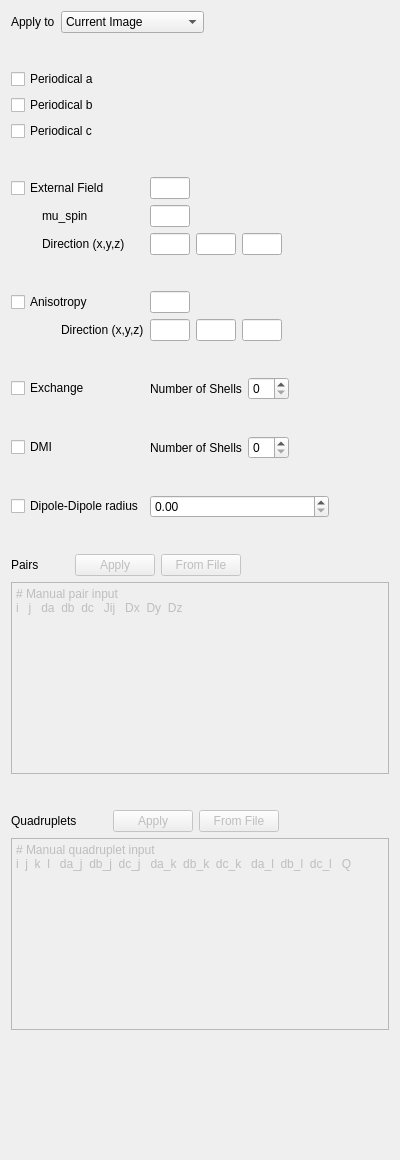
This is ui-qt/ui/HamiltonianHeisenbergPairsWidget.ui in spirit-code/spirit as Qt 5 draws it before an edit. The edited form follows.
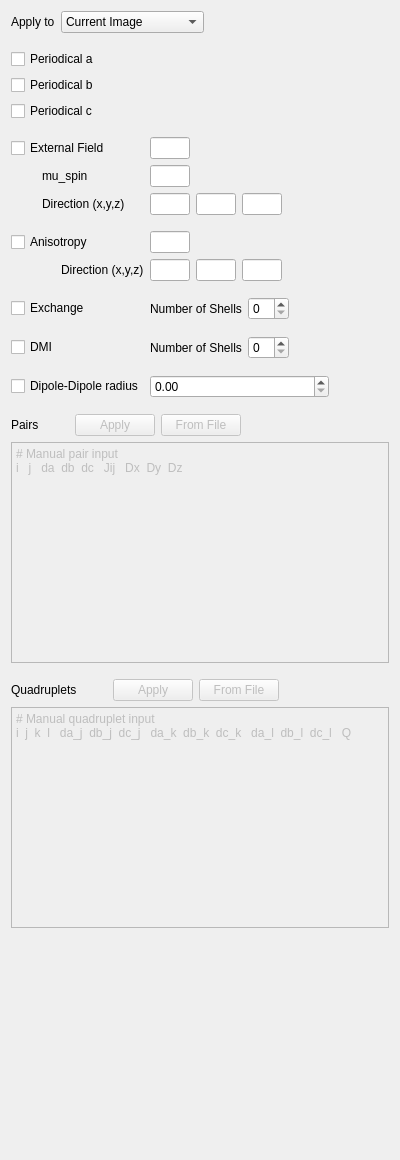
This is the edited form.

Commit message: UI-QT: improvements in Hamiltonian Widgets. Also a small bugfix (name of SettingsWidget in DockWidget title).

```diff
--- a/ui-qt/ui/HamiltonianHeisenbergPairsWidget.ui
+++ b/ui-qt/ui/HamiltonianHeisenbergPairsWidget.ui
@@ -14,62 +14,7 @@
    <string>Form</string>
   </property>
   <layout class="QGridLayout" name="gridLayout">
-   <item row="6" column="2">
-    <layout class="QGridLayout" name="gridLayout_37">
-     <item row="0" column="0">
-      <widget class="QLabel" name="label_32">
-       <property name="maximumSize">
-        <size>
-         <width>60</width>
-         <height>16777215</height>
-        </size>
-       </property>
-       <property name="text">
-        <string>Apply to</string>
-       </property>
-      </widget>
-     </item>
-     <item row="0" column="2">
-      <spacer name="horizontalSpacer_26">
-       <property name="orientation">
-        <enum>Qt::Horizontal</enum>
-       </property>
-       <property name="sizeHint" stdset="0">
-        <size>
-         <width>40</width>
-         <height>20</height>
-        </size>
-       </property>
-      </spacer>
-     </item>
-     <item row="0" column="1">
-      <widget class="QComboBox" name="comboBox_Hamiltonian_Ani_ApplyTo">
-       <property name="minimumSize">
-        <size>
-         <width>120</width>
-         <height>0</height>
-        </size>
-       </property>
-       <item>
-        <property name="text">
-         <string>Current Image</string>
-        </property>
-       </item>
-       <item>
-        <property name="text">
-         <string>Current Image Chain</string>
-        </property>
-       </item>
-       <item>
-        <property name="text">
-         <string>All Images</string>
-        </property>
-       </item>
-      </widget>
-     </item>
-    </layout>
-   </item>
-   <item row="8" column="2">
+   <item row="9" column="2">
     <widget class="QScrollArea" name="scrollArea_5">
      <property name="frameShape">
       <enum>QFrame::NoFrame</enum>
@@ -83,7 +28,7 @@
         <x>0</x>
         <y>0</y>
         <width>382</width>
-        <height>1078</height>
+        <height>1142</height>
        </rect>
       </property>
       <layout class="QGridLayout" name="gridLayout_29">
@@ -99,353 +44,9 @@
        <property name="bottomMargin">
         <number>0</number>
        </property>
-       <item row="12" column="0">
-        <spacer name="verticalSpacer">
-         <property name="orientation">
-          <enum>Qt::Vertical</enum>
-         </property>
-         <property name="sizeType">
-          <enum>QSizePolicy::Fixed</enum>
-         </property>
-         <property name="sizeHint" stdset="0">
-          <size>
-           <width>20</width>
-           <height>30</height>
-          </size>
-         </property>
-        </spacer>
-       </item>
-       <item row="18" column="0">
-        <layout class="QGridLayout" name="gridLayout_3">
-         <item row="0" column="0">
-          <widget class="QLabel" name="label">
-           <property name="text">
-            <string>Pairs</string>
-           </property>
-          </widget>
-         </item>
-         <item row="0" column="2">
-          <widget class="QPushButton" name="pushButton_pairs_apply">
-           <property name="enabled">
-            <bool>false</bool>
-           </property>
-           <property name="text">
-            <string>Apply</string>
-           </property>
-          </widget>
-         </item>
-         <item row="0" column="3">
-          <widget class="QPushButton" name="pushButton_pairs_fromfile">
-           <property name="enabled">
-            <bool>false</bool>
-           </property>
-           <property name="text">
-            <string>From File</string>
-           </property>
-          </widget>
-         </item>
-         <item row="0" column="1">
-          <spacer name="horizontalSpacer">
-           <property name="orientation">
-            <enum>Qt::Horizontal</enum>
-           </property>
-           <property name="sizeType">
-            <enum>QSizePolicy::Fixed</enum>
-           </property>
-           <property name="sizeHint" stdset="0">
-            <size>
-             <width>30</width>
-             <height>20</height>
-            </size>
-           </property>
-          </spacer>
-         </item>
-         <item row="0" column="4">
-          <spacer name="horizontalSpacer_2">
-           <property name="orientation">
-            <enum>Qt::Horizontal</enum>
-           </property>
-           <property name="sizeHint" stdset="0">
-            <size>
-             <width>40</width>
-             <height>20</height>
-            </size>
-           </property>
-          </spacer>
-         </item>
-        </layout>
-       </item>
-       <item row="20" column="0">
-        <widget class="QPlainTextEdit" name="plainTextEdit_pairs">
-         <property name="enabled">
-          <bool>false</bool>
-         </property>
-         <property name="plainText">
-          <string># Manual pair input
-i   j   da  db  dc   Jij   Dx  Dy  Dz
-</string>
-         </property>
-        </widget>
-       </item>
-       <item row="25" column="0">
-        <spacer name="verticalSpacer_2">
-         <property name="orientation">
-          <enum>Qt::Vertical</enum>
-         </property>
-         <property name="sizeHint" stdset="0">
-          <size>
-           <width>20</width>
-           <height>40</height>
-          </size>
-         </property>
-        </spacer>
-       </item>
-       <item row="24" column="0">
-        <widget class="QPlainTextEdit" name="plainTextEdit_quadruplets">
-         <property name="enabled">
-          <bool>false</bool>
-         </property>
-         <property name="plainText">
-          <string># Manual quadruplet input
-i  j  k  l   da_j  db_j  dc_j   da_k  db_k  dc_k   da_l  db_l  dc_l   Q</string>
-         </property>
-        </widget>
-       </item>
-       <item row="11" column="0">
+       <item row="14" column="0">
         <layout class="QGridLayout" name="gridLayout_2">
-         <item row="4" column="2">
-          <spacer name="horizontalSpacer_31">
-           <property name="orientation">
-            <enum>Qt::Horizontal</enum>
-           </property>
-           <property name="sizeHint" stdset="0">
-            <size>
-             <width>40</width>
-             <height>20</height>
-            </size>
-           </property>
-          </spacer>
-         </item>
-         <item row="4" column="1">
-          <layout class="QGridLayout" name="gridLayout_36">
-           <item row="0" column="1">
-            <widget class="QLineEdit" name="lineEdit_extH_aniso">
-             <property name="maximumSize">
-              <size>
-               <width>40</width>
-               <height>16777215</height>
-              </size>
-             </property>
-            </widget>
-           </item>
-           <item row="0" column="2">
-            <spacer name="horizontalSpacer_27">
-             <property name="orientation">
-              <enum>Qt::Horizontal</enum>
-             </property>
-             <property name="sizeHint" stdset="0">
-              <size>
-               <width>40</width>
-               <height>20</height>
-              </size>
-             </property>
-            </spacer>
-           </item>
-          </layout>
-         </item>
-         <item row="4" column="0">
-          <widget class="QCheckBox" name="checkBox_extH_aniso">
-           <property name="text">
-            <string>External Field</string>
-           </property>
-           <property name="checked">
-            <bool>false</bool>
-           </property>
-           <property name="tristate">
-            <bool>false</bool>
-           </property>
-          </widget>
-         </item>
-         <item row="10" column="1">
-          <layout class="QGridLayout" name="gridLayout_exchange">
-           <item row="0" column="1">
-            <widget class="QSpinBox" name="spinBox_nshells_exchange"/>
-           </item>
-           <item row="0" column="2">
-            <spacer name="horizontalSpacer_5">
-             <property name="orientation">
-              <enum>Qt::Horizontal</enum>
-             </property>
-             <property name="sizeHint" stdset="0">
-              <size>
-               <width>40</width>
-               <height>20</height>
-              </size>
-             </property>
-            </spacer>
-           </item>
-           <item row="0" column="0">
-            <widget class="QLabel" name="label_3">
-             <property name="text">
-              <string>Number of Shells</string>
-             </property>
-            </widget>
-           </item>
-          </layout>
-         </item>
-         <item row="14" column="0">
-          <widget class="QCheckBox" name="checkBox_ddi">
-           <property name="text">
-            <string>Dipole-Dipole radius</string>
-           </property>
-          </widget>
-         </item>
-         <item row="1" column="0">
-          <widget class="QCheckBox" name="checkBox_aniso_periodical_b">
-           <property name="text">
-            <string>Periodical b</string>
-           </property>
-          </widget>
-         </item>
-         <item row="0" column="0">
-          <widget class="QCheckBox" name="checkBox_aniso_periodical_a">
-           <property name="text">
-            <string>Periodical a</string>
-           </property>
-          </widget>
-         </item>
-         <item row="2" column="0">
-          <widget class="QCheckBox" name="checkBox_aniso_periodical_c">
-           <property name="text">
-            <string>Periodical c</string>
-           </property>
-          </widget>
-         </item>
-         <item row="6" column="1">
-          <spacer name="verticalSpacer_5">
-           <property name="orientation">
-            <enum>Qt::Vertical</enum>
-           </property>
-           <property name="sizeType">
-            <enum>QSizePolicy::Fixed</enum>
-           </property>
-           <property name="sizeHint" stdset="0">
-            <size>
-             <width>20</width>
-             <height>30</height>
-            </size>
-           </property>
-          </spacer>
-         </item>
-         <item row="9" column="1">
-          <spacer name="verticalSpacer_6">
-           <property name="orientation">
-            <enum>Qt::Vertical</enum>
-           </property>
-           <property name="sizeType">
-            <enum>QSizePolicy::Fixed</enum>
-           </property>
-           <property name="sizeHint" stdset="0">
-            <size>
-             <width>20</width>
-             <height>30</height>
-            </size>
-           </property>
-          </spacer>
-         </item>
-         <item row="10" column="0">
-          <widget class="QCheckBox" name="checkBox_exchange">
-           <property name="text">
-            <string>Exchange</string>
-           </property>
-          </widget>
-         </item>
          <item row="8" column="0">
-          <layout class="QGridLayout" name="gridLayout_46">
-           <item row="0" column="1">
-            <widget class="QLabel" name="label_21">
-             <property name="text">
-              <string>Direction (x,y,z)</string>
-             </property>
-            </widget>
-           </item>
-           <item row="0" column="0">
-            <spacer name="horizontalSpacer_36">
-             <property name="orientation">
-              <enum>Qt::Horizontal</enum>
-             </property>
-             <property name="sizeHint" stdset="0">
-              <size>
-               <width>30</width>
-               <height>20</height>
-              </size>
-             </property>
-            </spacer>
-           </item>
-          </layout>
-         </item>
-         <item row="8" column="1">
-          <layout class="QGridLayout" name="gridLayout_47">
-           <item row="0" column="0">
-            <widget class="QLineEdit" name="lineEdit_anix_aniso">
-             <property name="maximumSize">
-              <size>
-               <width>40</width>
-               <height>16777215</height>
-              </size>
-             </property>
-            </widget>
-           </item>
-           <item row="0" column="1">
-            <widget class="QLineEdit" name="lineEdit_aniy_aniso">
-             <property name="maximumSize">
-              <size>
-               <width>40</width>
-               <height>16777215</height>
-              </size>
-             </property>
-            </widget>
-           </item>
-           <item row="0" column="2">
-            <widget class="QLineEdit" name="lineEdit_aniz_aniso">
-             <property name="maximumSize">
-              <size>
-               <width>40</width>
-               <height>16777215</height>
-              </size>
-             </property>
-            </widget>
-           </item>
-           <item row="0" column="3">
-            <spacer name="horizontalSpacer_35">
-             <property name="orientation">
-              <enum>Qt::Horizontal</enum>
-             </property>
-             <property name="sizeHint" stdset="0">
-              <size>
-               <width>40</width>
-               <height>20</height>
-              </size>
-             </property>
-            </spacer>
-           </item>
-          </layout>
-         </item>
-         <item row="14" column="1">
-          <widget class="QDoubleSpinBox" name="doubleSpinBox_ddi">
-           <property name="maximum">
-            <double>1000000.000000000000000</double>
-           </property>
-          </widget>
-         </item>
-         <item row="7" column="0">
-          <widget class="QCheckBox" name="checkBox_ani_aniso">
-           <property name="text">
-            <string>Anisotropy</string>
-           </property>
-          </widget>
-         </item>
-         <item row="5" column="0">
           <layout class="QGridLayout" name="gridLayout_40">
            <item row="2" column="0">
             <spacer name="horizontalSpacer_32">
@@ -485,10 +86,10 @@
            </item>
           </layout>
          </item>
-         <item row="7" column="1">
-          <layout class="QGridLayout" name="gridLayout_42">
+         <item row="11" column="1">
+          <layout class="QGridLayout" name="gridLayout_47">
            <item row="0" column="0">
-            <widget class="QLineEdit" name="lineEdit_ani_aniso">
+            <widget class="QLineEdit" name="lineEdit_anix_aniso">
              <property name="maximumSize">
               <size>
                <width>40</width>
@@ -498,7 +99,27 @@
             </widget>
            </item>
            <item row="0" column="1">
-            <spacer name="horizontalSpacer_29">
+            <widget class="QLineEdit" name="lineEdit_aniy_aniso">
+             <property name="maximumSize">
+              <size>
+               <width>40</width>
+               <height>16777215</height>
+              </size>
+             </property>
+            </widget>
+           </item>
+           <item row="0" column="2">
+            <widget class="QLineEdit" name="lineEdit_aniz_aniso">
+             <property name="maximumSize">
+              <size>
+               <width>40</width>
+               <height>16777215</height>
+              </size>
+             </property>
+            </widget>
+           </item>
+           <item row="0" column="3">
+            <spacer name="horizontalSpacer_35">
              <property name="orientation">
               <enum>Qt::Horizontal</enum>
              </property>
@@ -512,7 +133,37 @@
            </item>
           </layout>
          </item>
-         <item row="5" column="1">
+         <item row="1" column="0">
+          <widget class="QCheckBox" name="checkBox_aniso_periodical_a">
+           <property name="text">
+            <string>Periodical a</string>
+           </property>
+          </widget>
+         </item>
+         <item row="10" column="0">
+          <widget class="QCheckBox" name="checkBox_ani_aniso">
+           <property name="text">
+            <string>Anisotropy</string>
+           </property>
+          </widget>
+         </item>
+         <item row="9" column="1">
+          <spacer name="verticalSpacer_5">
+           <property name="orientation">
+            <enum>Qt::Vertical</enum>
+           </property>
+           <property name="sizeType">
+            <enum>QSizePolicy::Fixed</enum>
+           </property>
+           <property name="sizeHint" stdset="0">
+            <size>
+             <width>20</width>
+             <height>10</height>
+            </size>
+           </property>
+          </spacer>
+         </item>
+         <item row="8" column="1">
           <layout class="QGridLayout" name="gridLayout_32">
            <item row="1" column="1">
             <widget class="QLineEdit" name="lineEdit_extHx_aniso">
@@ -569,7 +220,7 @@
            </item>
           </layout>
          </item>
-         <item row="3" column="1">
+         <item row="6" column="1">
           <spacer name="verticalSpacer_4">
            <property name="orientation">
             <enum>Qt::Vertical</enum>
@@ -580,35 +231,233 @@
            <property name="sizeHint" stdset="0">
             <size>
              <width>20</width>
-             <height>30</height>
+             <height>10</height>
             </size>
            </property>
           </spacer>
          </item>
-         <item row="12" column="0">
+         <item row="15" column="0">
           <widget class="QCheckBox" name="checkBox_dmi">
            <property name="text">
             <string>DMI</string>
            </property>
           </widget>
          </item>
-         <item row="13" column="1">
-          <spacer name="verticalSpacer_7">
-           <property name="orientation">
-            <enum>Qt::Vertical</enum>
+         <item row="17" column="1">
+          <widget class="QDoubleSpinBox" name="doubleSpinBox_ddi">
+           <property name="maximum">
+            <double>1000000.000000000000000</double>
            </property>
-           <property name="sizeType">
-            <enum>QSizePolicy::Fixed</enum>
+          </widget>
+         </item>
+         <item row="5" column="0">
+          <widget class="QCheckBox" name="checkBox_aniso_periodical_c">
+           <property name="text">
+            <string>Periodical c</string>
            </property>
-           <property name="sizeHint" stdset="0">
-            <size>
-             <width>20</width>
-             <height>30</height>
-            </size>
+          </widget>
+         </item>
+         <item row="4" column="0">
+          <widget class="QCheckBox" name="checkBox_aniso_periodical_b">
+           <property name="text">
+            <string>Periodical b</string>
            </property>
-          </spacer>
+          </widget>
          </item>
          <item row="12" column="1">
+          <spacer name="verticalSpacer_6">
+           <property name="orientation">
+            <enum>Qt::Vertical</enum>
+           </property>
+           <property name="sizeType">
+            <enum>QSizePolicy::Fixed</enum>
+           </property>
+           <property name="sizeHint" stdset="0">
+            <size>
+             <width>20</width>
+             <height>10</height>
+            </size>
+           </property>
+          </spacer>
+         </item>
+         <item row="16" column="1">
+          <spacer name="verticalSpacer_7">
+           <property name="orientation">
+            <enum>Qt::Vertical</enum>
+           </property>
+           <property name="sizeType">
+            <enum>QSizePolicy::Fixed</enum>
+           </property>
+           <property name="sizeHint" stdset="0">
+            <size>
+             <width>20</width>
+             <height>10</height>
+            </size>
+           </property>
+          </spacer>
+         </item>
+         <item row="10" column="1">
+          <layout class="QGridLayout" name="gridLayout_42">
+           <item row="0" column="0">
+            <widget class="QLineEdit" name="lineEdit_ani_aniso">
+             <property name="maximumSize">
+              <size>
+               <width>40</width>
+               <height>16777215</height>
+              </size>
+             </property>
+            </widget>
+           </item>
+           <item row="0" column="1">
+            <spacer name="horizontalSpacer_29">
+             <property name="orientation">
+              <enum>Qt::Horizontal</enum>
+             </property>
+             <property name="sizeHint" stdset="0">
+              <size>
+               <width>40</width>
+               <height>20</height>
+              </size>
+             </property>
+            </spacer>
+           </item>
+          </layout>
+         </item>
+         <item row="17" column="0">
+          <widget class="QCheckBox" name="checkBox_ddi">
+           <property name="text">
+            <string>Dipole-Dipole radius</string>
+           </property>
+          </widget>
+         </item>
+         <item row="13" column="0">
+          <widget class="QCheckBox" name="checkBox_exchange">
+           <property name="text">
+            <string>Exchange</string>
+           </property>
+          </widget>
+         </item>
+         <item row="11" column="0">
+          <layout class="QGridLayout" name="gridLayout_46">
+           <item row="0" column="1">
+            <widget class="QLabel" name="label_21">
+             <property name="text">
+              <string>Direction (x,y,z)</string>
+             </property>
+            </widget>
+           </item>
+           <item row="0" column="0">
+            <spacer name="horizontalSpacer_36">
+             <property name="orientation">
+              <enum>Qt::Horizontal</enum>
+             </property>
+             <property name="sizeHint" stdset="0">
+              <size>
+               <width>30</width>
+               <height>20</height>
+              </size>
+             </property>
+            </spacer>
+           </item>
+          </layout>
+         </item>
+         <item row="7" column="2">
+          <spacer name="horizontalSpacer_31">
+           <property name="orientation">
+            <enum>Qt::Horizontal</enum>
+           </property>
+           <property name="sizeHint" stdset="0">
+            <size>
+             <width>40</width>
+             <height>20</height>
+            </size>
+           </property>
+          </spacer>
+         </item>
+         <item row="7" column="0">
+          <widget class="QCheckBox" name="checkBox_extH_aniso">
+           <property name="text">
+            <string>External Field</string>
+           </property>
+           <property name="checked">
+            <bool>false</bool>
+           </property>
+           <property name="tristate">
+            <bool>false</bool>
+           </property>
+          </widget>
+         </item>
+         <item row="7" column="1">
+          <layout class="QGridLayout" name="gridLayout_36">
+           <item row="0" column="1">
+            <widget class="QLineEdit" name="lineEdit_extH_aniso">
+             <property name="maximumSize">
+              <size>
+               <width>40</width>
+               <height>16777215</height>
+              </size>
+             </property>
+            </widget>
+           </item>
+           <item row="0" column="2">
+            <spacer name="horizontalSpacer_27">
+             <property name="orientation">
+              <enum>Qt::Horizontal</enum>
+             </property>
+             <property name="sizeHint" stdset="0">
+              <size>
+               <width>40</width>
+               <height>20</height>
+              </size>
+             </property>
+            </spacer>
+           </item>
+          </layout>
+         </item>
+         <item row="13" column="1">
+          <layout class="QGridLayout" name="gridLayout_exchange">
+           <item row="0" column="1">
+            <widget class="QSpinBox" name="spinBox_nshells_exchange"/>
+           </item>
+           <item row="0" column="2">
+            <spacer name="horizontalSpacer_5">
+             <property name="orientation">
+              <enum>Qt::Horizontal</enum>
+             </property>
+             <property name="sizeHint" stdset="0">
+              <size>
+               <width>40</width>
+               <height>20</height>
+              </size>
+             </property>
+            </spacer>
+           </item>
+           <item row="0" column="0">
+            <widget class="QLabel" name="label_3">
+             <property name="text">
+              <string>Number of Shells</string>
+             </property>
+            </widget>
+           </item>
+          </layout>
+         </item>
+         <item row="14" column="1">
+          <spacer name="verticalSpacer_9">
+           <property name="orientation">
+            <enum>Qt::Vertical</enum>
+           </property>
+           <property name="sizeType">
+            <enum>QSizePolicy::Fixed</enum>
+           </property>
+           <property name="sizeHint" stdset="0">
+            <size>
+             <width>20</width>
+             <height>10</height>
+            </size>
+           </property>
+          </spacer>
+         </item>
+         <item row="15" column="1">
           <layout class="QGridLayout" name="gridLayout_dmi">
            <item row="0" column="1">
             <widget class="QSpinBox" name="spinBox_nshells_dmi"/>
@@ -635,25 +484,121 @@
            </item>
           </layout>
          </item>
-         <item row="11" column="1">
-          <spacer name="verticalSpacer_9">
-           <property name="orientation">
-            <enum>Qt::Vertical</enum>
-           </property>
-           <property name="sizeType">
-            <enum>QSizePolicy::Fixed</enum>
-           </property>
-           <property name="sizeHint" stdset="0">
-            <size>
-             <width>20</width>
-             <height>30</height>
-            </size>
-           </property>
-          </spacer>
-         </item>
         </layout>
        </item>
+       <item row="15" column="0">
+        <spacer name="verticalSpacer">
+         <property name="orientation">
+          <enum>Qt::Vertical</enum>
+         </property>
+         <property name="sizeType">
+          <enum>QSizePolicy::Fixed</enum>
+         </property>
+         <property name="sizeHint" stdset="0">
+          <size>
+           <width>20</width>
+           <height>10</height>
+          </size>
+         </property>
+        </spacer>
+       </item>
+       <item row="28" column="0">
+        <spacer name="verticalSpacer_2">
+         <property name="orientation">
+          <enum>Qt::Vertical</enum>
+         </property>
+         <property name="sizeHint" stdset="0">
+          <size>
+           <width>20</width>
+           <height>40</height>
+          </size>
+         </property>
+        </spacer>
+       </item>
+       <item row="23" column="0">
+        <widget class="QPlainTextEdit" name="plainTextEdit_pairs">
+         <property name="enabled">
+          <bool>false</bool>
+         </property>
+         <property name="plainText">
+          <string># Manual pair input
+i   j   da  db  dc   Jij   Dx  Dy  Dz
+</string>
+         </property>
+        </widget>
+       </item>
        <item row="21" column="0">
+        <layout class="QGridLayout" name="gridLayout_3">
+         <item row="0" column="0">
+          <widget class="QLabel" name="label">
+           <property name="text">
+            <string>Pairs</string>
+           </property>
+          </widget>
+         </item>
+         <item row="0" column="2">
+          <widget class="QPushButton" name="pushButton_pairs_apply">
+           <property name="enabled">
+            <bool>false</bool>
+           </property>
+           <property name="text">
+            <string>Apply</string>
+           </property>
+          </widget>
+         </item>
+         <item row="0" column="3">
+          <widget class="QPushButton" name="pushButton_pairs_fromfile">
+           <property name="enabled">
+            <bool>false</bool>
+           </property>
+           <property name="text">
+            <string>From File</string>
+           </property>
+          </widget>
+         </item>
+         <item row="0" column="1">
+          <spacer name="horizontalSpacer">
+           <property name="orientation">
+            <enum>Qt::Horizontal</enum>
+           </property>
+           <property name="sizeType">
+            <enum>QSizePolicy::Fixed</enum>
+           </property>
+           <property name="sizeHint" stdset="0">
+            <size>
+             <width>30</width>
+             <height>20</height>
+            </size>
+           </property>
+          </spacer>
+         </item>
+         <item row="0" column="4">
+          <spacer name="horizontalSpacer_2">
+           <property name="orientation">
+            <enum>Qt::Horizontal</enum>
+           </property>
+           <property name="sizeHint" stdset="0">
+            <size>
+             <width>40</width>
+             <height>20</height>
+            </size>
+           </property>
+          </spacer>
+         </item>
+        </layout>
+       </item>
+       <item row="27" column="0">
+        <widget class="QPlainTextEdit" name="plainTextEdit_quadruplets">
+         <property name="enabled">
+          <bool>false</bool>
+         </property>
+         <property name="plainText">
+          <string># Manual quadruplet input
+i  j  k  l   da_j  db_j  dc_j   da_k  db_k  dc_k   da_l  db_l  dc_l   Q</string>
+         </property>
+        </widget>
+       </item>
+       <item row="24" column="0">
         <spacer name="verticalSpacer_3">
          <property name="orientation">
           <enum>Qt::Vertical</enum>
@@ -664,12 +609,12 @@
          <property name="sizeHint" stdset="0">
           <size>
            <width>20</width>
-           <height>30</height>
+           <height>10</height>
           </size>
          </property>
         </spacer>
        </item>
-       <item row="23" column="0">
+       <item row="26" column="0">
         <layout class="QGridLayout" name="gridLayout_4">
          <item row="0" column="2">
           <widget class="QPushButton" name="pushButton_quadruplets_apply">
@@ -732,26 +677,81 @@
          </item>
         </layout>
        </item>
+       <item row="12" column="0">
+        <layout class="QGridLayout" name="gridLayout_37">
+         <item row="0" column="0">
+          <widget class="QLabel" name="label_32">
+           <property name="maximumSize">
+            <size>
+             <width>60</width>
+             <height>16777215</height>
+            </size>
+           </property>
+           <property name="text">
+            <string>Apply to</string>
+           </property>
+          </widget>
+         </item>
+         <item row="0" column="2">
+          <spacer name="horizontalSpacer_26">
+           <property name="orientation">
+            <enum>Qt::Horizontal</enum>
+           </property>
+           <property name="sizeHint" stdset="0">
+            <size>
+             <width>40</width>
+             <height>20</height>
+            </size>
+           </property>
+          </spacer>
+         </item>
+         <item row="0" column="1">
+          <widget class="QComboBox" name="comboBox_Hamiltonian_Ani_ApplyTo">
+           <property name="minimumSize">
+            <size>
+             <width>120</width>
+             <height>0</height>
+            </size>
+           </property>
+           <item>
+            <property name="text">
+             <string>Current Image</string>
+            </property>
+           </item>
+           <item>
+            <property name="text">
+             <string>Current Image Chain</string>
+            </property>
+           </item>
+           <item>
+            <property name="text">
+             <string>All Images</string>
+            </property>
+           </item>
+          </widget>
+         </item>
+        </layout>
+       </item>
+       <item row="13" column="0">
+        <spacer name="verticalSpacer_8">
+         <property name="orientation">
+          <enum>Qt::Vertical</enum>
+         </property>
+         <property name="sizeType">
+          <enum>QSizePolicy::Fixed</enum>
+         </property>
+         <property name="sizeHint" stdset="0">
+          <size>
+           <width>20</width>
+           <height>10</height>
+          </size>
+         </property>
+        </spacer>
+       </item>
       </layout>
      </widget>
     </widget>
    </item>
-   <item row="7" column="2">
-    <spacer name="verticalSpacer_8">
-     <property name="orientation">
-      <enum>Qt::Vertical</enum>
-     </property>
-     <property name="sizeType">
-      <enum>QSizePolicy::Fixed</enum>
-     </property>
-     <property name="sizeHint" stdset="0">
-      <size>
-       <width>20</width>
-       <height>30</height>
-      </size>
-     </property>
-    </spacer>
-   </item>
   </layout>
  </widget>
  <resources/>
```
The commit also changes 2 other files.
